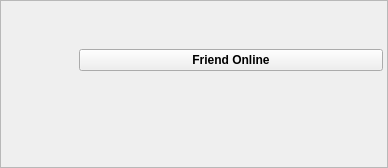
First picture: the form in retroshare-gui/src/gui/toaster/OnlineToaster.ui, repository RetroShare/RetroShare, before the edit.
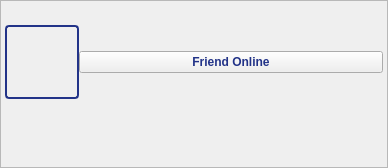
Second picture: the form after the edit. Icons and pictures are not drawn.

Commit message: set Avatar border color and changed text color for OnlineToaster

```diff
--- a/retroshare-gui/src/gui/toaster/OnlineToaster.ui
+++ b/retroshare-gui/src/gui/toaster/OnlineToaster.ui
@@ -89,9 +89,15 @@
         <property name="leftMargin">
          <number>4</number>
         </property>
+        <property name="topMargin">
+         <number>2</number>
+        </property>
         <property name="rightMargin">
          <number>4</number>
         </property>
+        <property name="bottomMargin">
+         <number>2</number>
+        </property>
         <property name="spacing">
          <number>0</number>
         </property>
@@ -110,7 +116,10 @@
            </size>
           </property>
           <property name="styleSheet">
-           <string notr="true">border-image: url(:/images/avatar_background.png);</string>
+           <string notr="true">QLabel#pixmaplabel{
+border: 2px solid #238; 
+border-radius: 4px;}
+</string>
           </property>
           <property name="text">
            <string/>
@@ -145,8 +154,7 @@
            </font>
           </property>
           <property name="styleSheet">
-           <string notr="true">color: qlineargradient(x1: 0, y1: 0, x2: 0, y2: 1,
-                                     stop: 0 #49881F, stop: 1 #49881F );</string>
+           <string notr="true">color: #238;</string>
           </property>
           <property name="text">
            <string>Friend Online</string>
@@ -181,7 +189,7 @@
           <property name="sizeHint" stdset="0">
            <size>
             <width>81</width>
-            <height>20</height>
+            <height>18</height>
            </size>
           </property>
          </spacer>
@@ -201,7 +209,7 @@
           <property name="sizeHint" stdset="0">
            <size>
             <width>131</width>
-            <height>20</height>
+            <height>18</height>
            </size>
           </property>
          </spacer>
```
Left out of the diff: 2 changed lines with no effect on the pictures.
